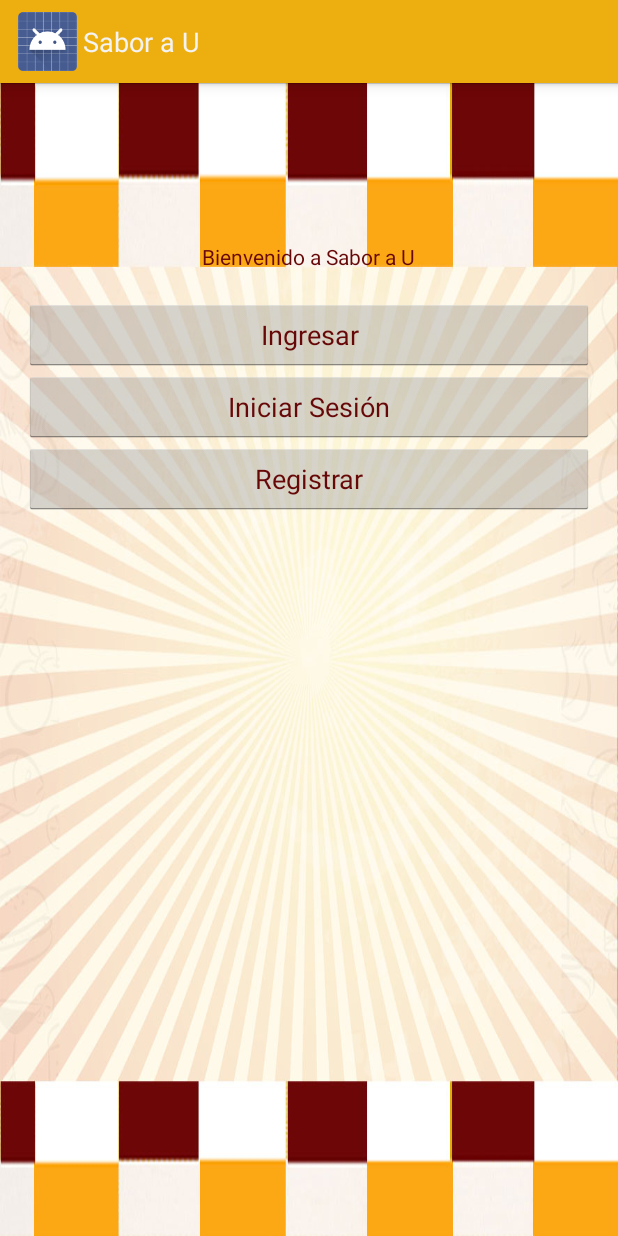
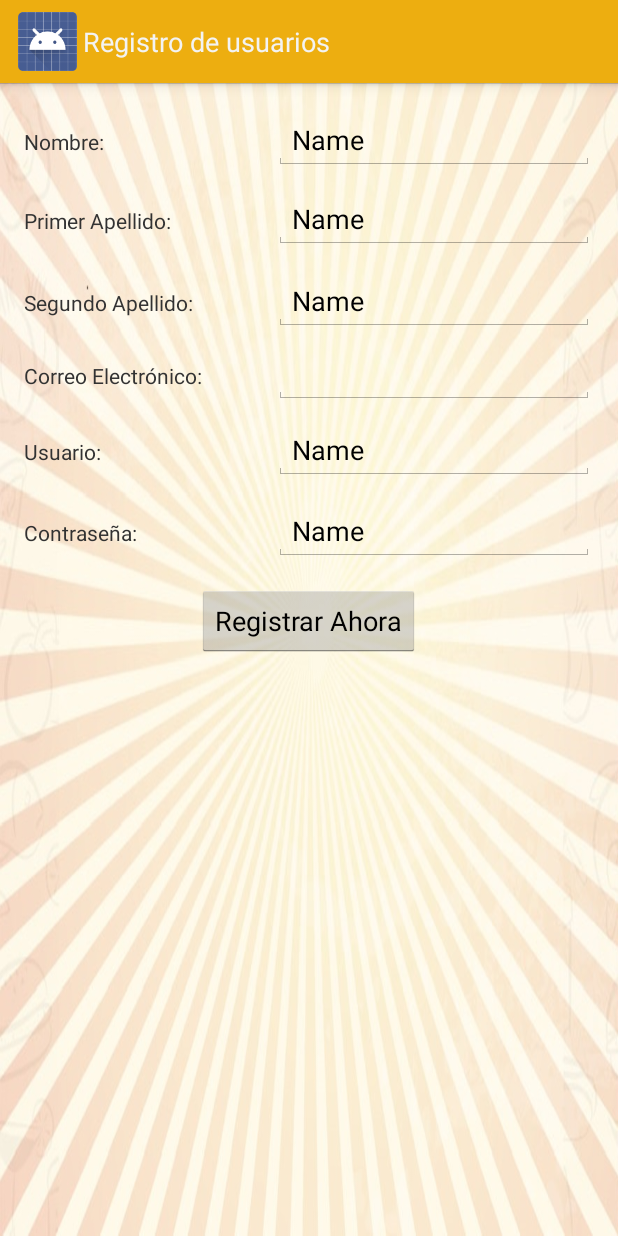
Before and after one commit to AriasM/ProyectoAnalisis, an Android app: the screen it shows after launch (MainActivity before the commit, RegistroActivity after it), after a tap on "Registrar", on a phone screen of 412 x 824 dp. Run offline under Robolectric (Android 15) with nearby library versions, the phone set to English and light mode, and no system bars; libraries missing offline, so code that uses them is left out: com.firebase.client; 1 statement that could not run was skipped.

```diff
--- /dev/null
+++ b/PediTUAlmuerzo/app/src/main/java/com/peditualmuerzo/RegistroActivity.java
@@ -0,0 +1,14 @@
+package com.peditualmuerzo;
+
+import android.os.Bundle;
+import android.app.Activity;
+
+public class RegistroActivity extends Activity {
+
+    @Override
+    protected void onCreate(Bundle savedInstanceState) {
+        super.onCreate(savedInstanceState);
+        setContentView(R.layout.activity_registro);
+    }
+
+}
--- /dev/null
+++ b/PediTUAlmuerzo/app/src/main/res/layout/activity_registro.xml
@@ -0,0 +1,164 @@
+<?xml version="1.0" encoding="utf-8"?>
+<RelativeLayout xmlns:android="http://schemas.android.com/apk/res/android"
+    xmlns:tools="http://schemas.android.com/tools"
+    android:id="@+id/activity_registro"
+    android:layout_width="match_parent"
+    android:layout_height="match_parent"
+    android:paddingBottom="@dimen/activity_vertical_margin"
+    android:paddingLeft="@dimen/activity_horizontal_margin"
+    android:paddingRight="@dimen/activity_horizontal_margin"
+    android:paddingTop="@dimen/activity_vertical_margin"
+    tools:context="com.peditualmuerzo.RegistroActivity"
+    android:background="@drawable/fondo_histotial">
+
+    <TextView
+        android:text="@string/lbUsuario"
+        android:layout_width="wrap_content"
+        android:layout_height="wrap_content"
+        android:id="@+id/tvNombreUsuario"
+        android:layout_below="@+id/tvCorreo"
+        android:layout_alignParentLeft="true"
+        android:layout_alignParentStart="true"
+        android:layout_marginTop="31dp"
+        android:layout_toLeftOf="@+id/editText7"
+        android:layout_toStartOf="@+id/editText7" />
+
+    <EditText
+        android:layout_width="wrap_content"
+        android:layout_height="wrap_content"
+        android:inputType="textPersonName"
+        android:text="Name"
+        android:ems="10"
+        android:id="@+id/editText8"
+        android:layout_alignBaseline="@+id/tvContrasena"
+        android:layout_alignBottom="@+id/tvContrasena"
+        android:layout_alignLeft="@+id/editText7"
+        android:layout_alignStart="@+id/editText7" />
+
+    <EditText
+        android:layout_width="wrap_content"
+        android:layout_height="wrap_content"
+        android:inputType="textPersonName"
+        android:text="Name"
+        android:ems="10"
+        android:id="@+id/editText7"
+        android:layout_alignBaseline="@+id/tvNombreUsuario"
+        android:layout_alignBottom="@+id/tvNombreUsuario"
+        android:layout_alignLeft="@+id/editText6"
+        android:layout_alignStart="@+id/editText6" />
+
+    <EditText
+        android:layout_width="wrap_content"
+        android:layout_height="wrap_content"
+        android:inputType="textEmailAddress"
+        android:ems="10"
+        android:id="@+id/editText6"
+        android:layout_alignBaseline="@+id/tvCorreo"
+        android:layout_alignBottom="@+id/tvCorreo"
+        android:layout_alignLeft="@+id/editText3"
+        android:layout_alignStart="@+id/editText3" />
+
+    <EditText
+        android:layout_width="wrap_content"
+        android:layout_height="wrap_content"
+        android:inputType="textPersonName"
+        android:text="Name"
+        android:ems="10"
+        android:id="@+id/editText"
+        android:layout_alignBaseline="@+id/tvNombre"
+        android:layout_alignBottom="@+id/tvNombre"
+        android:layout_alignParentRight="true"
+        android:layout_alignParentEnd="true" />
+
+    <EditText
+        android:layout_width="wrap_content"
+        android:layout_height="wrap_content"
+        android:inputType="textPersonName"
+        android:text="Name"
+        android:ems="10"
+        android:layout_marginTop="13dp"
+        android:id="@+id/editText2"
+        android:layout_below="@+id/editText"
+        android:layout_alignParentRight="true"
+        android:layout_alignParentEnd="true" />
+
+    <EditText
+        android:layout_width="wrap_content"
+        android:layout_height="wrap_content"
+        android:inputType="textPersonName"
+        android:text="Name"
+        android:ems="10"
+        android:id="@+id/editText3"
+        android:layout_alignBaseline="@+id/tvApellidoDos"
+        android:layout_alignBottom="@+id/tvApellidoDos"
+        android:layout_alignParentRight="true"
+        android:layout_alignParentEnd="true" />
+
+    <TextView
+        android:text="@string/lbSegundoApellido"
+        android:layout_width="wrap_content"
+        android:layout_height="wrap_content"
+        android:layout_marginTop="26dp"
+        android:id="@+id/tvApellidoDos"
+        android:layout_below="@+id/editText2"
+        android:layout_alignParentLeft="true"
+        android:layout_alignParentStart="true"
+        android:layout_toLeftOf="@+id/editText3"
+        android:layout_toStartOf="@+id/editText3" />
+
+    <TextView
+        android:text="@string/lbCorreoElectronico"
+        android:layout_width="wrap_content"
+        android:layout_height="wrap_content"
+        android:layout_marginTop="20dp"
+        android:id="@+id/tvCorreo"
+        android:layout_below="@+id/editText3"
+        android:layout_alignParentLeft="true"
+        android:layout_alignParentStart="true"
+        android:layout_toLeftOf="@+id/editText6"
+        android:layout_toStartOf="@+id/editText6" />
+
+    <Button
+        android:text="@string/btnRegistrar"
+        android:layout_width="wrap_content"
+        android:layout_height="wrap_content"
+        android:id="@+id/btnRegistro"
+        android:layout_below="@+id/editText8"
+        android:layout_centerHorizontal="true"
+        android:layout_marginTop="16dp" />
+
+    <TextView
+        android:text="@string/lbPrimerApellido"
+        android:layout_width="wrap_content"
+        android:layout_height="wrap_content"
+        android:id="@+id/tvApellidoUno"
+        android:layout_alignBaseline="@+id/editText2"
+        android:layout_alignBottom="@+id/editText2"
+        android:layout_alignParentLeft="true"
+        android:layout_alignParentStart="true"
+        android:layout_toLeftOf="@+id/editText2"
+        android:layout_toStartOf="@+id/editText2" />
+
+    <TextView
+        android:text="@string/lbContrasena"
+        android:layout_width="wrap_content"
+        android:layout_height="wrap_content"
+        android:id="@+id/tvContrasena"
+        android:layout_marginTop="25dp"
+        android:layout_below="@+id/editText7"
+        android:layout_alignParentLeft="true"
+        android:layout_alignParentStart="true"
+        android:layout_toLeftOf="@+id/editText8"
+        android:layout_toStartOf="@+id/editText8" />
+
+    <TextView
+        android:text="@string/lbNombre"
+        android:layout_width="wrap_content"
+        android:layout_height="wrap_content"
+        android:id="@+id/tvNombre"
+        android:layout_alignParentTop="true"
+        android:layout_alignParentLeft="true"
+        android:layout_alignParentStart="true"
+        android:layout_marginTop="13dp" />
+
+</RelativeLayout>
--- a/PediTUAlmuerzo/app/src/main/res/values/strings.xml
+++ b/PediTUAlmuerzo/app/src/main/res/values/strings.xml
@@ -6,7 +6,7 @@
     <string name="lbPrimerApellido">Primer Apellido:</string>
     <string name="lbSegundoApellido">Segundo Apellido:</string>
     <string name="lbCorreoElectronico">Correo Electrónico:</string>
-    <string name="lbNombreUsuario">Nombre Usuario:</string>
+    <string name="lbUsuario">Usuario:</string>
     <string name="lbContrasena">Contraseña:</string>
     <string name="btnRegistrar">Registrar Ahora</string>
     <string name="title_activity_registro">Registro de usuarios</string>
```
Also changed, not shown: PediTUAlmuerzo/app/src/main/java/com/peditualmuerzo/SeleccionTiempoAlimentacionActivity.java (added, +59 -0 lines), PediTUAlmuerzo/app/src/main/res/layout/activity_seleccion_tiempo_alimentacion.xml (added, +58 -0 lines), PediTUAlmuerzo/app/src/main/res/menu/seleccion_tiempo_alimentacion.xml (added, +13 -0 lines), 4 other files.
